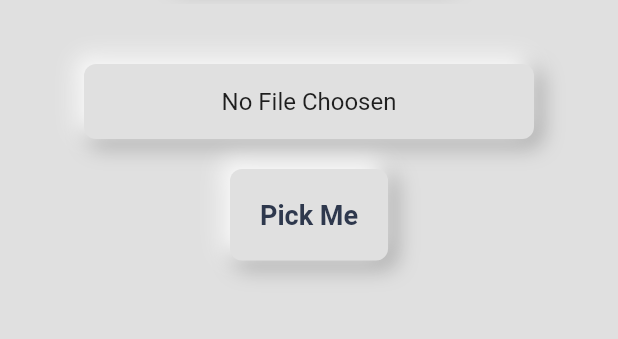
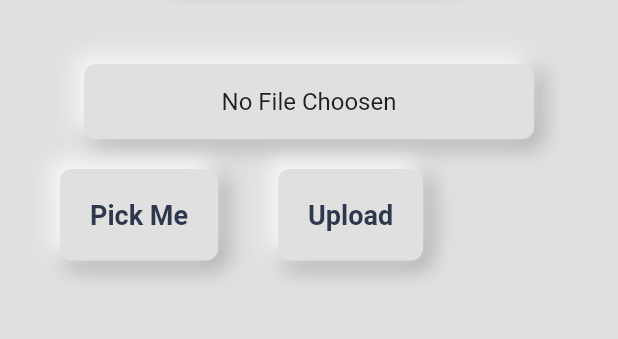
Before and after one commit to deepanshu-rajput-git/Pixel-Pen, a Flutter app: the HomePage screen opened directly, on a phone screen of 412 x 824 dp, the part 116-455 px from its top. Run offline on Flutter 3.47's test engine with Material 2 defaults, Android fonts, the light colour scheme and no system bars; our stand-ins replace animate_do, file_picker, get.

Commit message:
upload button added

```diff
--- a/lib/HomePage.dart
+++ b/lib/HomePage.dart
@@ -118,7 +118,7 @@ class _HomePageState extends State<HomePage> {
                           selectedFileName != null
                               ? 'Selected PDF : $selectedFileName'
                               : "No File Choosen",
-                          style: TextStyle(fontSize: 16),
+                          style: const TextStyle(fontSize: 16),
                           overflow: TextOverflow.ellipsis,
                           maxLines: 1,
                         ),
@@ -127,6 +127,8 @@ class _HomePageState extends State<HomePage> {
                   ),
                 ],
               ),
+              Row(
+                children: [
                   MainButton(
                     child: const Text(
                       "Pick Me",
@@ -139,6 +141,20 @@ class _HomePageState extends State<HomePage> {
                       pickPDFFile();
                     },
                   ),
+                  MainButton(
+                    child: const Text(
+                      "Upload",
+                      style: TextStyle(
+                          fontWeight: FontWeight.bold,
+                          fontSize: 18,
+                          color: AppColors.titleColor),
+                    ),
+                    onPressed: () {
+                      pickPDFFile();
+                    },
+                  ),
+                ],
+              ),
             ],
           ),
         ),
```
Lines whose indentation alone changed are shown as unchanged.
